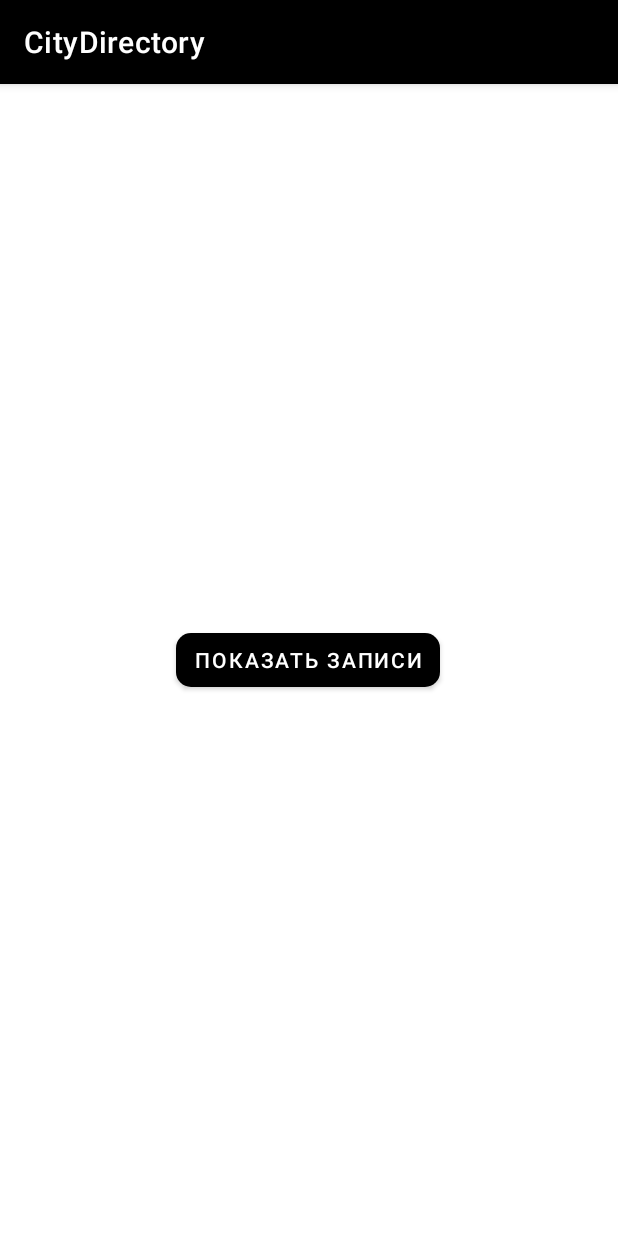
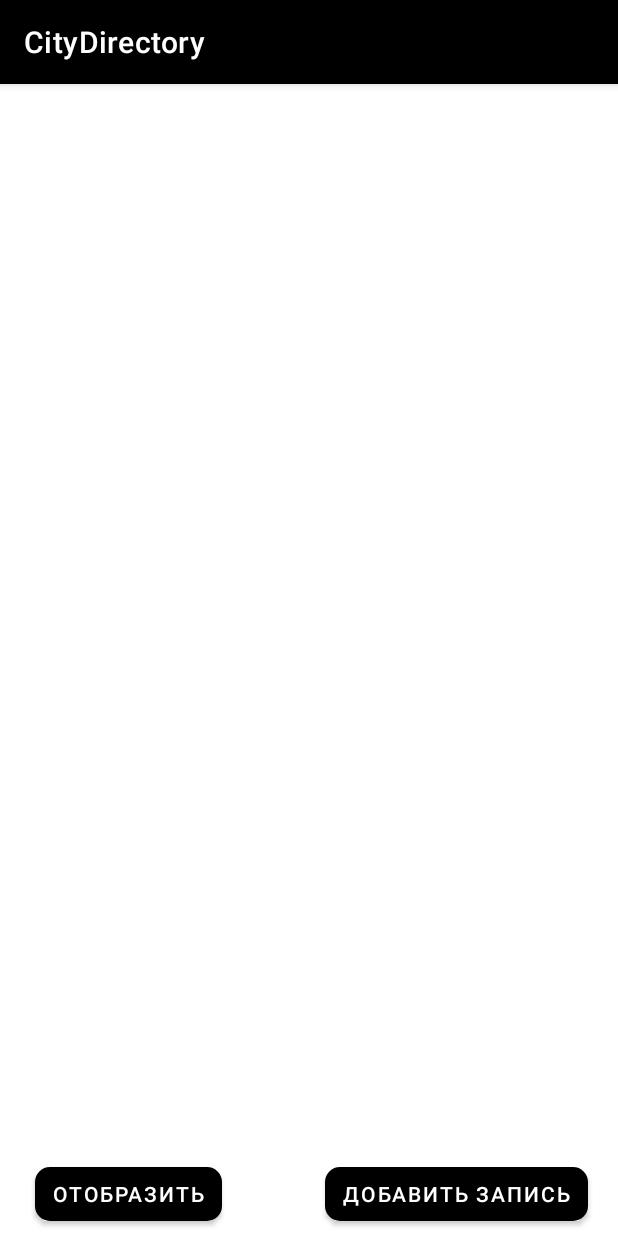
Before and after one commit to aleksynders/CityDirectory, an Android app: the screen it shows after launch (MainActivity), on a phone screen of 412 x 824 dp. Run offline under Robolectric (Android 15) with nearby library versions, the phone set to English and light mode, and no system bars.

Commit message:
update 05.10

```diff
--- a/app/build.gradle
+++ b/app/build.gradle
@@ -25,6 +25,7 @@ android {
         sourceCompatibility JavaVersion.VERSION_1_8
         targetCompatibility JavaVersion.VERSION_1_8
     }
+    namespace 'com.example.citydirectory'
 }
 
 dependencies {
--- a/app/src/main/AndroidManifest.xml
+++ b/app/src/main/AndroidManifest.xml
@@ -1,6 +1,5 @@
 <?xml version="1.0" encoding="utf-8"?>
-<manifest xmlns:android="http://schemas.android.com/apk/res/android"
-    package="com.example.citydirectory">
+<manifest xmlns:android="http://schemas.android.com/apk/res/android">
 
     <uses-permission android:name="android.permission.INTERNET" />
     <uses-permission android:name="android.permission.ACCESS_NETWORK_STATE" />
--- a/app/src/main/res/layout/activity_add_org.xml
+++ b/app/src/main/res/layout/activity_add_org.xml
@@ -76,6 +76,7 @@
         android:layout_width="wrap_content"
         android:layout_height="wrap_content"
         android:layout_marginBottom="4dp"
+        android:onClick="inputSQL"
         android:text="Добавить"
         app:layout_constraintBottom_toBottomOf="parent"
         app:layout_constraintEnd_toEndOf="parent"
--- a/app/src/main/res/layout/activity_main.xml
+++ b/app/src/main/res/layout/activity_main.xml
@@ -7,83 +7,13 @@
     android:layout_height="match_parent"
     tools:context=".MainActivity">
 
-    <TextView
-        android:id="@+id/IDorg"
-        android:layout_width="wrap_content"
-        android:layout_height="wrap_content"
-        android:layout_marginStart="44dp"
-        android:layout_marginTop="40dp"
-        android:text="TextView"
-        android:textSize="23sp"
-        android:visibility="invisible"
-        app:layout_constraintStart_toStartOf="parent"
-        app:layout_constraintTop_toTopOf="parent"
-        tools:ignore="MissingConstraints"
-        tools:visibility="invisible" />
-
-    <TextView
-        android:id="@+id/NAMEorg"
-        android:layout_width="wrap_content"
-        android:layout_height="wrap_content"
-        android:layout_marginStart="20dp"
-        android:layout_marginTop="40dp"
-        android:text="TextView"
-        android:textSize="23sp"
-        android:visibility="invisible"
-        app:layout_constraintStart_toEndOf="@+id/IDorg"
-        app:layout_constraintTop_toTopOf="parent"
-        tools:ignore="MissingConstraints"
-        tools:visibility="invisible" />
-
-    <TextView
-        android:id="@+id/PLACEorg"
-        android:layout_width="wrap_content"
-        android:layout_height="wrap_content"
-        android:layout_marginTop="28dp"
-        android:text="TextView"
-        android:textSize="23sp"
-        android:visibility="invisible"
+    <TableLayout
+        android:id="@+id/listen"
+        android:layout_width="385dp"
+        android:layout_height="633dp"
+        android:layout_marginTop="24dp"
         app:layout_constraintEnd_toEndOf="parent"
-        app:layout_constraintStart_toStartOf="parent"
-        app:layout_constraintTop_toBottomOf="@+id/IDorg"
-        tools:visibility="invisible" />
-
-    <TextView
-        android:id="@+id/NUMBERorg"
-        android:layout_width="wrap_content"
-        android:layout_height="wrap_content"
-        android:layout_marginTop="28dp"
-        android:text="TextView"
-        android:textSize="23sp"
-        android:visibility="invisible"
-        app:layout_constraintEnd_toEndOf="parent"
-        app:layout_constraintStart_toStartOf="parent"
-        app:layout_constraintTop_toBottomOf="@+id/PLACEorg"
-        tools:visibility="invisible" />
-
-    <TextView
-        android:id="@+id/MAILorg"
-        android:layout_width="wrap_content"
-        android:layout_height="wrap_content"
-        android:layout_marginTop="28dp"
-        android:text="TextView"
-        android:textSize="23sp"
-        android:visibility="invisible"
-        app:layout_constraintEnd_toEndOf="parent"
-        app:layout_constraintStart_toStartOf="parent"
-        app:layout_constraintTop_toBottomOf="@+id/NUMBERorg"
-        tools:visibility="invisible" />
-
-    <Button
-        android:id="@+id/buttonNext"
-        android:layout_width="wrap_content"
-        android:layout_height="wrap_content"
-        android:background="@drawable/button"
-        android:onClick="GetTextFromSQL"
-        android:text="Показать записи"
-        app:layout_constraintBottom_toBottomOf="parent"
-        app:layout_constraintEnd_toEndOf="parent"
-        app:layout_constraintHorizontal_bias="0.498"
+        app:layout_constraintHorizontal_bias="0.492"
         app:layout_constraintStart_toStartOf="parent"
         app:layout_constraintTop_toTopOf="parent" />
 
@@ -96,9 +26,24 @@
         android:background="@drawable/button"
         android:onClick="GoAddOrgActivity"
         android:text="Добавить запись"
-        android:visibility="invisible"
+        android:visibility="visible"
         app:layout_constraintBottom_toBottomOf="parent"
         app:layout_constraintEnd_toEndOf="parent"
-        tools:visibility="invisible" />
+        tools:visibility="visible" />
+
+    <Button
+        android:id="@+id/buttonOpen"
+        android:layout_width="wrap_content"
+        android:layout_height="wrap_content"
+        android:layout_marginBottom="4dp"
+        android:background="@drawable/button"
+        android:onClick="GetTextFromSQL"
+        android:text="Отобразить"
+        android:visibility="visible"
+        app:layout_constraintBottom_toBottomOf="parent"
+        app:layout_constraintEnd_toEndOf="parent"
+        app:layout_constraintHorizontal_bias="0.07"
+        app:layout_constraintStart_toStartOf="parent"
+        tools:visibility="visible" />
 
 </androidx.constraintlayout.widget.ConstraintLayout>
--- a/build.gradle
+++ b/build.gradle
@@ -1,7 +1,7 @@
 // Top-level build file where you can add configuration options common to all sub-projects/modules.
 plugins {
-    id 'com.android.application' version '7.1.3' apply false
-    id 'com.android.library' version '7.1.3' apply false
+    id 'com.android.application' version '7.3.0' apply false
+    id 'com.android.library' version '7.3.0' apply false
 }
 
 task clean(type: Delete) {
```
Also changed, not shown: app/src/main/java/com/example/citydirectory/AddOrg.java (+47 -1 lines), app/src/main/java/com/example/citydirectory/MainActivity.java (+36 -19 lines), gradle/wrapper/gradle-wrapper.properties.
